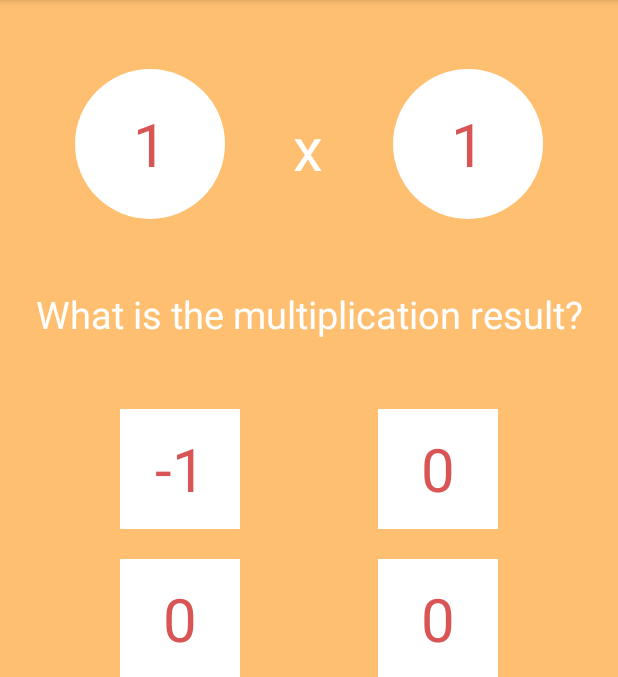
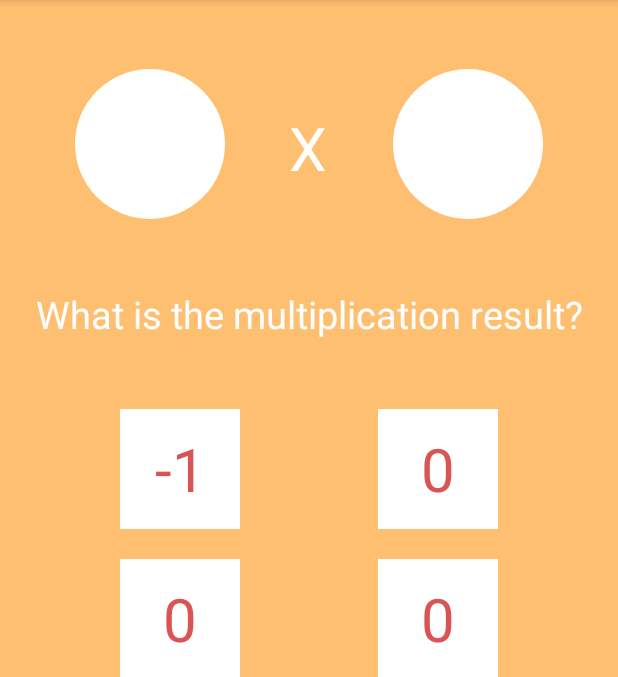
Before and after one commit to amadhuri/MultiplicationWizard, an Android app: the fragment GameFragment placed in its activity, on a phone screen of 412 x 824 dp, the part 84-761 px from its top. Run offline under Robolectric (Android 15) with nearby library versions, the phone set to English and light mode, and no system bars; our stand-ins replace AdMob; libraries missing offline, so code that uses them is left out: com.marcoscg.headerdialog; 9 statements that could not run were skipped.

Commit message:
Fix accessibility hardcoded strings

```diff
--- a/app/src/main/java/com/capstone/multiplicationwizard/layout/UsersFragment.java
+++ b/app/src/main/java/com/capstone/multiplicationwizard/layout/UsersFragment.java
@@ -98,7 +98,7 @@ public class UsersFragment extends Fragment {
                     usersAdapter.remove(currentUser);
                     usersAdapter.notifyDataSetChanged();
                 } else {
-                    Toast.makeText(getActivity(), "User not Deleted", Toast.LENGTH_SHORT).show();
+                    Toast.makeText(getActivity(), getString(R.string.users_not_deleted), Toast.LENGTH_SHORT).show();
                 }
                 return false;
             }
@@ -118,8 +118,8 @@ public class UsersFragment extends Fragment {
                     mListener.onFragmentAddNewUser();
                 } else {
                     Toast.makeText(getActivity(),
-                            "Maximum" + MWItemsContract.MAX_USERS +
-                                    " Users can be added\nLong Press on user to delete"
+                            getString(R.string.str_max)+ MWItemsContract.MAX_USERS +
+                                    getString(R.string.users_can_add)
                             , Toast.LENGTH_SHORT).show();
                 }
 
--- a/app/src/main/res/layout/appwidget_nousers.xml
+++ b/app/src/main/res/layout/appwidget_nousers.xml
@@ -9,7 +9,7 @@
         android:layout_width="wrap_content"
         android:layout_height="wrap_content"
         android:textSize="@dimen/text_size_large"
-        android:text="Add users to show the scores"
+        android:text="@string/add_users_for_scores"
         android:textColor="@android:color/white"
         android:padding="@dimen/activity_horizontal_margin" />
 </LinearLayout>
--- a/app/src/main/res/layout/child_listitem.xml
+++ b/app/src/main/res/layout/child_listitem.xml
@@ -9,7 +9,6 @@
         android:layout_height="wrap_content"
         android:layout_marginBottom="15dp"
         android:id="@+id/tv_child_name"
-        android:text="Child1"
         android:padding="10dp"
         android:textSize="18sp"
         android:background="@android:color/white"
--- a/app/src/main/res/layout/custom_dialog_1.xml
+++ b/app/src/main/res/layout/custom_dialog_1.xml
@@ -11,9 +11,7 @@
         android:layout_centerHorizontal="true"
         android:id="@+id/iv_level_circle"
         android:textColor="@android:color/white"
-        android:text="Level 1"
         android:textSize="25sp"
-
         android:gravity="center" />
 
 
@@ -55,7 +53,7 @@
         android:layout_below="@id/tv_cont_str"
         android:textColor="@color/colorPrimaryDarkOrange"
         android:background="@android:color/white"
-        android:text="Start"
+        android:text="@string/str_start"
         android:layout_alignParentRight="true" />
 
     <Button
@@ -65,6 +63,6 @@
         android:layout_below="@id/tv_cont_str"
         android:textColor="@color/colorPrimaryDarkOrange"
         android:background="@android:color/white"
-        android:text="Back"
+        android:text="@string/str_back"
         android:layout_centerHorizontal="true" />
 </RelativeLayout>
--- a/app/src/main/res/layout/custom_dialog_level_up.xml
+++ b/app/src/main/res/layout/custom_dialog_level_up.xml
@@ -39,7 +39,7 @@
         android:layout_below="@id/tv_level_up_str"
         android:textColor="@color/colorPrimaryDarkOrange"
         android:background="@android:color/white"
-        android:text="Continue"
+        android:text="@string/str_continue"
         android:layout_alignParentRight="true" />
 
     <!--<Button
--- a/app/src/main/res/layout/fragment_game.xml
+++ b/app/src/main/res/layout/fragment_game.xml
@@ -42,14 +42,13 @@
             android:layout_marginStart="50dp"
             android:textAlignment="center"
             android:gravity="center_vertical"
-            android:text="1"
             android:textSize="40sp"
             android:textColor="@color/colorPrimaryDarkOrange" />
 
         <TextView
             android:layout_width="50dp"
             android:layout_height="50dp"
-            android:text="x"
+            android:text="@string/x"
             android:textSize="40sp"
             android:textColor="@android:color/white"
             android:layout_alignTop="@id/tv_p1"
@@ -66,7 +65,6 @@
             android:layout_alignParentEnd="true"
             android:textAlignment="center"
             android:gravity="center_vertical"
-            android:text="1"
             android:textSize="40sp"
             android:textColor="@color/colorPrimaryDarkOrange" />
     </RelativeLayout>
@@ -95,7 +93,6 @@
             android:layout_width="80dp"
             android:layout_height="80dp"
             android:background="@android:color/white"
-            android:text="1"
             android:clickable="true"
             android:textAlignment="center"
             android:gravity="center_vertical"
@@ -108,7 +105,6 @@
             android:layout_width="80dp"
             android:layout_height="80dp"
             android:background="@android:color/white"
-            android:text="1"
             android:clickable="true"
             android:textAlignment="center"
             android:gravity="center_vertical"
@@ -122,7 +118,6 @@
             android:layout_width="80dp"
             android:layout_height="80dp"
             android:background="@android:color/white"
-            android:text="1"
             android:clickable="true"
             android:textAlignment="center"
             android:gravity="center_vertical"
@@ -137,7 +132,6 @@
             android:layout_width="80dp"
             android:layout_height="80dp"
             android:background="@android:color/white"
-            android:text="1"
             android:clickable="true"
             android:textAlignment="center"
             android:gravity="center_vertical"
--- a/app/src/main/res/layout/fragment_game_level.xml
+++ b/app/src/main/res/layout/fragment_game_level.xml
@@ -51,7 +51,6 @@
             android:textSize="20sp"
             android:textAlignment="viewStart"
             android:layout_alignParentStart="true"
-            android:text="Child name"
             android:background="@color/colorLightOrange" />
 
         <TextView
@@ -61,7 +60,6 @@
             android:textColor="@color/colorPrimaryDarkOrange"
             android:textSize="18sp"
             android:layout_alignParentStart="true"
-            android:text="Child point"
             android:textAlignment="viewStart"
             android:layout_below="@id/tv_levels_child_name"
             android:background="@color/colorLightOrange" />
```
Also changed, not shown: app/src/main/java/com/capstone/multiplicationwizard/layout/NewUserFragment.java (+5 -5 lines), app/src/main/res/values/strings.xml (+14 -0 lines).
